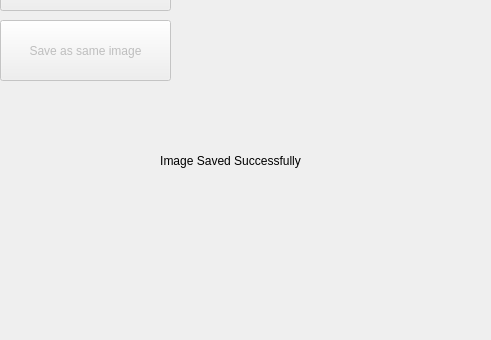
The window that mainwindow.ui (Ezay06/Qt_Filter) describes before a commit, drawn with Qt 5; both pictures show x 130 to 621 and y 260 to 600 of the 800 by 600 pixel window.
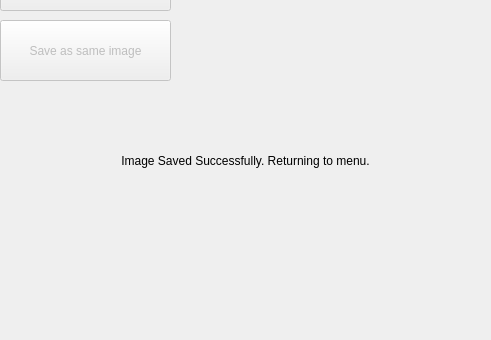
The same window after the commit. The open tabs and pages were chosen to show the change.

Commit message: Completed prototype of black and white UI and menu

Patch:
```diff
--- a/mainwindow.ui
+++ b/mainwindow.ui
@@ -274,12 +274,12 @@
        <rect>
         <x>210</x>
         <y>400</y>
-        <width>301</width>
+        <width>331</width>
         <height>41</height>
        </rect>
       </property>
       <property name="text">
-       <string>Image Saved Successfully</string>
+       <string>Image Saved Successfully. Returning to menu.</string>
       </property>
       <property name="alignment">
        <set>Qt::AlignCenter</set>
```
The commit also changes 2 other files.
